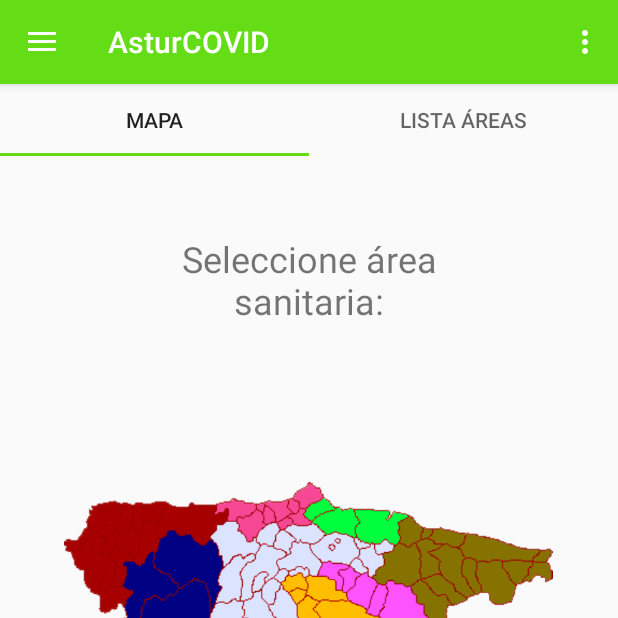
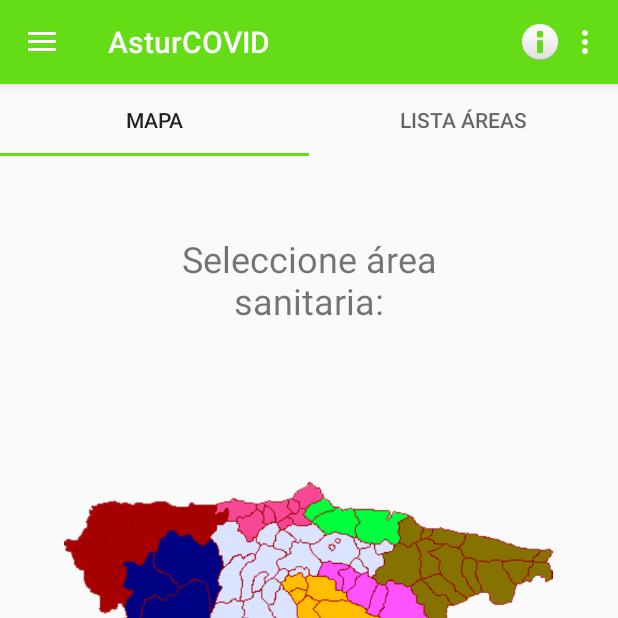
Before and after one commit to DJStatikVX/asturcovid, an Android app: the screen it shows after launch (MainActivity), on a phone screen of 412 x 824 dp, the top half of it. Run offline under Robolectric (Android 15) with nearby library versions, the phone set to English and light mode, and no system bars; our stand-ins replace Picasso, navigation-ui; pictures from the network do not load.

Commit message:
Añadido info sobre normalizacion de incidencia

```diff
--- a/app/src/main/res/layout/app_bar_main.xml
+++ b/app/src/main/res/layout/app_bar_main.xml
@@ -11,12 +11,23 @@
         android:layout_height="wrap_content"
         android:theme="@style/AppTheme.AppBarOverlay">
 
+
         <androidx.appcompat.widget.Toolbar
             android:id="@+id/toolbar"
             android:layout_width="match_parent"
             android:layout_height="?attr/actionBarSize"
             android:background="?attr/colorPrimary"
-            app:popupTheme="@style/AppTheme.PopupOverlay" />
+            app:popupTheme="@style/AppTheme.PopupOverlay">
+
+            <ImageView
+                android:id="@+id/ayuda"
+                android:layout_width="24dp"
+                android:layout_height="24dp"
+                android:layout_gravity="center_vertical|end"
+                android:contentDescription="@string/ayuda"
+                android:onClick="mostrarInfo"
+                android:src="@android:drawable/ic_dialog_info" />
+        </androidx.appcompat.widget.Toolbar>
 
     </com.google.android.material.appbar.AppBarLayout>
 
@@ -26,6 +37,7 @@
         android:layout_height="match_parent"
         android:orientation="vertical"
         app:layout_behavior="@string/appbar_scrolling_view_behavior">
+
         <com.google.android.material.tabs.TabLayout
             android:id="@+id/tab_layout"
             android:layout_width="match_parent"
@@ -35,23 +47,20 @@
                 android:id="@+id/tabitem_mapa"
                 android:layout_width="wrap_content"
                 android:layout_height="wrap_content"
-                android:text="@string/mapa_tabitem">
-            </com.google.android.material.tabs.TabItem>
+                android:text="@string/mapa_tabitem"></com.google.android.material.tabs.TabItem>
 
             <com.google.android.material.tabs.TabItem
                 android:id="@+id/tabitem_listaAreas"
                 android:layout_width="wrap_content"
                 android:layout_height="wrap_content"
-                android:text="@string/lista_tabitem">
-            </com.google.android.material.tabs.TabItem>
+                android:text="@string/lista_tabitem"></com.google.android.material.tabs.TabItem>
         </com.google.android.material.tabs.TabLayout>
 
         <androidx.viewpager.widget.ViewPager
             android:id="@+id/view_pager"
             android:layout_width="match_parent"
             android:layout_height="match_parent"
-            app:layout_behavior="com.google.android.material.appbar.AppBarLayout$ScrollingViewBehavior">
-        </androidx.viewpager.widget.ViewPager>
+            app:layout_behavior="com.google.android.material.appbar.AppBarLayout$ScrollingViewBehavior"></androidx.viewpager.widget.ViewPager>
     </LinearLayout>
 
     <fragment
--- a/app/src/main/res/values/strings.xml
+++ b/app/src/main/res/values/strings.xml
@@ -34,4 +34,5 @@
     <string name="lista_tabitem">Lista Áreas</string>
     <string name="nombreAreaSanitaria">Área Sanitaria</string>
     <string name="numeroAreaSanitaria">Número de Área Sanitaria</string>
+    <string name="ayuda">ayuda</string>
 </resources>
```
Also changed, not shown: app/src/main/java/es/uniovi/eii/asturcovid/MainActivity.java (+13 -1 lines), app/src/main/res/drawable-v24/ayuda.png (added).
